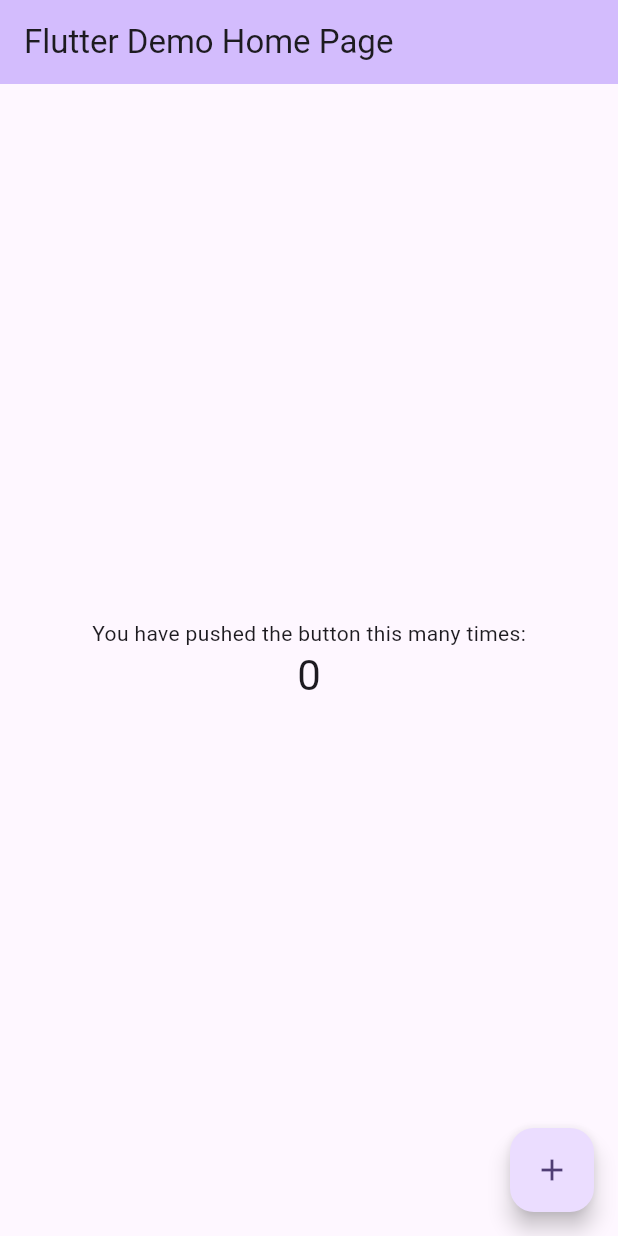
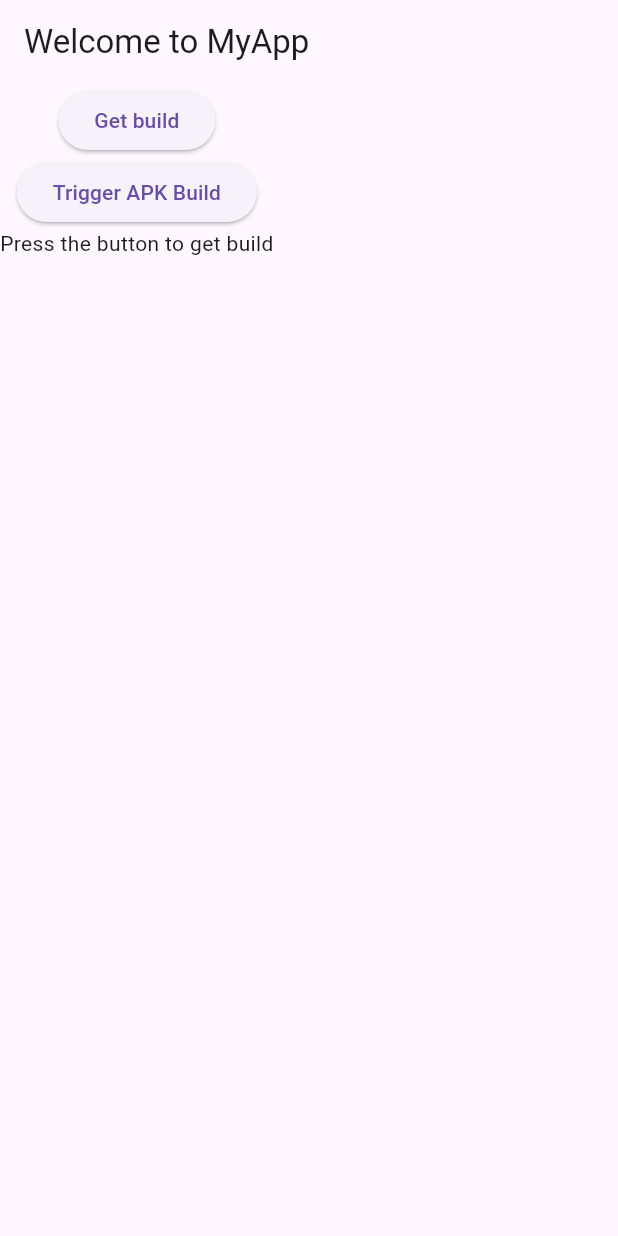
Before and after one commit to Vishalsingh1910/build-provider-app, a Flutter app: the screen it shows after launch, on a phone screen of 412 x 824 dp. Run offline on Flutter 3.47's test engine with Material 3 defaults, Android fonts, the phone set to English and light mode, and no system bars; our stand-ins replace flutter_dotenv, get.

Commit message:
Comminting again to push the chnages

```diff
--- a/lib/main.dart
+++ b/lib/main.dart
@@ -1,125 +1,38 @@
+import 'package:build_provider_app/src/routes/app_route.dart';
 import 'package:flutter/material.dart';
+import 'package:get/get.dart';
+import 'package:flutter_dotenv/flutter_dotenv.dart';
 
 void main() {
+  WidgetsFlutterBinding.ensureInitialized();
   runApp(const MyApp());
 }
 
 class MyApp extends StatelessWidget {
   const MyApp({super.key});
 
-  // This widget is the root of your application.
   @override
   Widget build(BuildContext context) {
-    return MaterialApp(
-      title: 'Flutter Demo',
-      theme: ThemeData(
-        // This is the theme of your application.
-        //
-        // TRY THIS: Try running your application with "flutter run". You'll see
-        // the application has a purple toolbar. Then, without quitting the app,
-        // try changing the seedColor in the colorScheme below to Colors.green
-        // and then invoke "hot reload" (save your changes or press the "hot
-        // reload" button in a Flutter-supported IDE, or press "r" if you used
-        // the command line to start the app).
-        //
-        // Notice that the counter didn't reset back to zero; the application
-        // state is not lost during the reload. To reset the state, use hot
-        // restart instead.
-        //
-        // This works for code too, not just values: Most code changes can be
-        // tested with just a hot reload.
-        colorScheme: ColorScheme.fromSeed(seedColor: Colors.deepPurple),
-        useMaterial3: true,
-      ),
-      home: const MyHomePage(title: 'Flutter Demo Home Page'),
+    return FutureBuilder(
+      future: dotenv.load(fileName: ".env"),
+      builder: (context, snapshot) {
+        if (snapshot.connectionState == ConnectionState.done) {
+          return GetMaterialApp(
+            debugShowCheckedModeBanner: false,
+            title: 'Build Provider App',
+            initialRoute: AppRoutes.home,
+            getPages: AppRoutes.routes,
+            theme: ThemeData.light(),
+          );
+        } else {
+          // Show your custom splash/loading widget here
+          return const MaterialApp(
+            home: Scaffold(
+              body: Center(child: CircularProgressIndicator()),
+            ),
+          );
+        }
+      },
     );
   }
 }
-
-class MyHomePage extends StatefulWidget {
-  const MyHomePage({super.key, required this.title});
-
-  // This widget is the home page of your application. It is stateful, meaning
-  // that it has a State object (defined below) that contains fields that affect
-  // how it looks.
-
-  // This class is the configuration for the state. It holds the values (in this
-  // case the title) provided by the parent (in this case the App widget) and
-  // used by the build method of the State. Fields in a Widget subclass are
-  // always marked "final".
-
-  final String title;
-
-  @override
-  State<MyHomePage> createState() => _MyHomePageState();
-}
-
-class _MyHomePageState extends State<MyHomePage> {
-  int _counter = 0;
-
-  void _incrementCounter() {
-    setState(() {
-      // This call to setState tells the Flutter framework that something has
-      // changed in this State, which causes it to rerun the build method below
-      // so that the display can reflect the updated values. If we changed
-      // _counter without calling setState(), then the build method would not be
-      // called again, and so nothing would appear to happen.
-      _counter++;
-    });
-  }
-
-  @override
-  Widget build(BuildContext context) {
-    // This method is rerun every time setState is called, for instance as done
-    // by the _incrementCounter method above.
-    //
-    // The Flutter framework has been optimized to make rerunning build methods
-    // fast, so that you can just rebuild anything that needs updating rather
-    // than having to individually change instances of widgets.
-    return Scaffold(
-      appBar: AppBar(
-        // TRY THIS: Try changing the color here to a specific color (to
-        // Colors.amber, perhaps?) and trigger a hot reload to see the AppBar
-        // change color while the other colors stay the same.
-        backgroundColor: Theme.of(context).colorScheme.inversePrimary,
-        // Here we take the value from the MyHomePage object that was created by
-        // the App.build method, and use it to set our appbar title.
-        title: Text(widget.title),
-      ),
-      body: Center(
-        // Center is a layout widget. It takes a single child and positions it
-        // in the middle of the parent.
-        child: Column(
-          // Column is also a layout widget. It takes a list of children and
-          // arranges them vertically. By default, it sizes itself to fit its
-          // children horizontally, and tries to be as tall as its parent.
-          //
-          // Column has various properties to control how it sizes itself and
-          // how it positions its children. Here we use mainAxisAlignment to
-          // center the children vertically; the main axis here is the vertical
-          // axis because Columns are vertical (the cross axis would be
-          // horizontal).
-          //
-          // TRY THIS: Invoke "debug painting" (choose the "Toggle Debug Paint"
-          // action in the IDE, or press "p" in the console), to see the
-          // wireframe for each widget.
-          mainAxisAlignment: MainAxisAlignment.center,
-          children: <Widget>[
-            const Text(
-              'You have pushed the button this many times:',
-            ),
-            Text(
-              '$_counter',
-              style: Theme.of(context).textTheme.headlineMedium,
-            ),
-          ],
-        ),
-      ),
-      floatingActionButton: FloatingActionButton(
-        onPressed: _incrementCounter,
-        tooltip: 'Increment',
-        child: const Icon(Icons.add),
-      ), // This trailing comma makes auto-formatting nicer for build methods.
-    );
-  }
-}
--- a/lib/src/modules/home/home_view.dart
+++ b/lib/src/modules/home/home_view.dart
@@ -0,0 +1,49 @@
+import 'package:build_provider_app/src/modules/home/home_controller.dart';
+import 'package:build_provider_app/src/utils/constants/constants.dart';
+import 'package:flutter/material.dart';
+import 'package:get/get.dart';
+
+class HomeView extends StatelessWidget {
+  const HomeView({super.key});
+
+  @override
+  Widget build(BuildContext context) {
+    final HomeController controller = Get.put(HomeController());
+    return Scaffold(
+      appBar: AppBar(title: const Text(AppConstants.homeTitle)),
+      body: Column(
+        children: [
+          ElevatedButton(
+            onPressed: () => controller.fetchData(),
+            child: const Text("Get build"),
+          ),
+
+          ElevatedButton(
+            onPressed: () => controller.triggerGitHubWorkflow(),
+            child: const Text("Trigger APK Build"),
+          ),
+          Obx(() {
+            if (controller.isLoading.value) {
+              return const CircularProgressIndicator();
+            }
+            if (controller.errorMessage.value.isNotEmpty) {
+              return Text(
+                "Error: ${controller.errorMessage.value}",
+                style: const TextStyle(color: Colors.red),
+              );
+            }
+            if (controller.apiresponse.value.isNotEmpty) {
+              return Text(
+                "Response: ${controller.apiresponse.value}",
+                textAlign: TextAlign.center,
+                style: const TextStyle(fontWeight: FontWeight.bold),
+              );
+            }
+            return const Text("Press the button to get build");
+          }),
+        ],
+      ),
+      // body: Text("hello this is the first screen"),
+    );
+  }
+}
--- a/lib/src/routes/app_route.dart
+++ b/lib/src/routes/app_route.dart
@@ -0,0 +1,13 @@
+import 'package:get/get.dart';
+import 'package:build_provider_app/src/modules/home/home_view.dart';
+
+class AppRoutes {
+  static const String home = '/home';
+
+  static List<GetPage> routes = [
+    GetPage(
+      name: home,
+      page: () => const HomeView(),
+    ),
+  ];
+}
--- /dev/null
+++ b/lib/src/utils/constants/constants.dart
@@ -0,0 +1,5 @@
+class AppConstants {
+  static const String baseUrl = "https://jsonplaceholder.typicode.com/posts/1";
+  static const String apiKey = "YOUR_API_KEY";
+  static const String homeTitle = "Welcome to MyApp";
+}
--- a/pubspec.yaml
+++ b/pubspec.yaml
@@ -29,12 +29,14 @@ environment:
 # versions available, run `flutter pub outdated`.
 dependencies:
   get:
+  http:
   flutter:
     sdk: flutter
 
   # The following adds the Cupertino Icons font to your application.
   # Use with the CupertinoIcons class for iOS style icons.
   cupertino_icons: ^1.0.8
+  flutter_dotenv: ^5.2.1
 
 dev_dependencies:
   flutter_test:
```
Also changed, not shown: lib/src/modules/home/home_controller.dart (+70 -0 lines), lib/src/utils/constants.dart (deleted), pubspec.lock, 1 other file.
